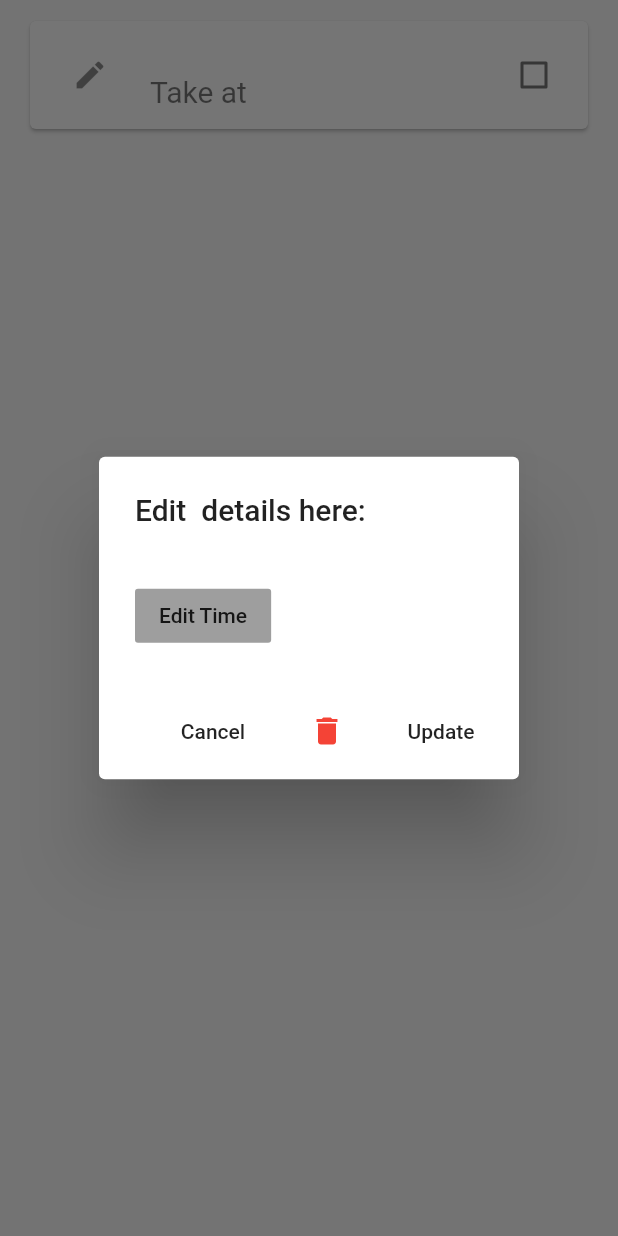
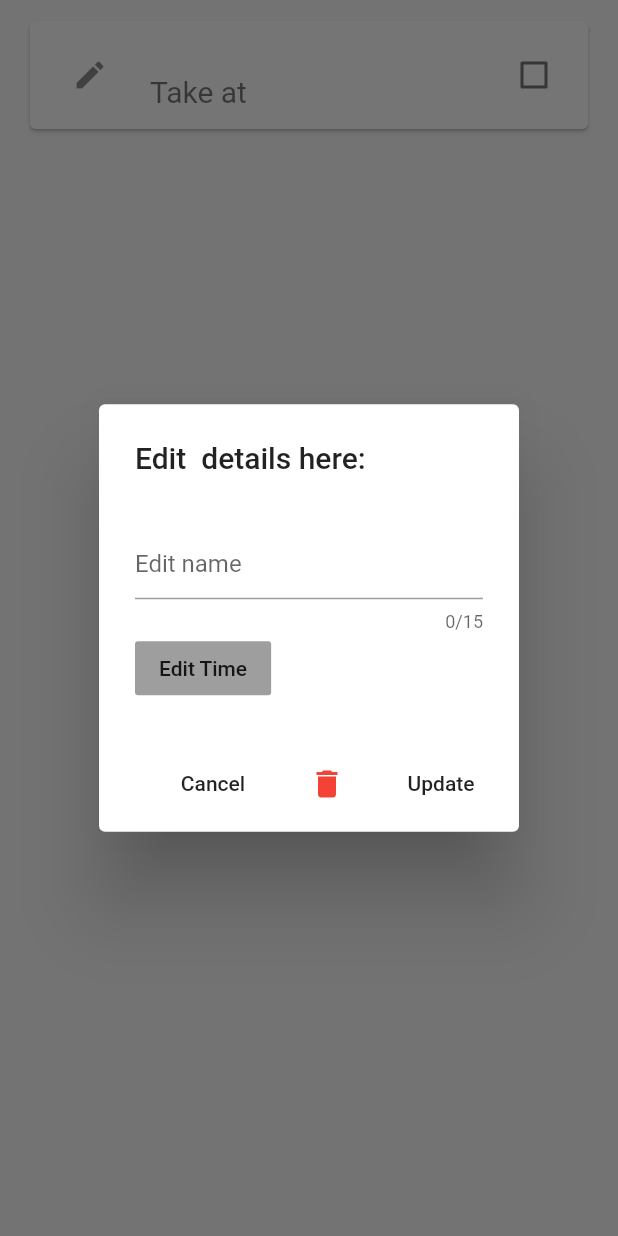
Before and after one commit to cliona-murphy/healthy_app3, a Flutter app: the MedicationTile widget shown alone on an empty page, opened directly with empty values, after a tap on the "edit" icon, on a phone screen of 412 x 824 dp. Run offline on Flutter 3.47's test engine with Material 2 defaults, Android fonts, the phone set to English and light mode, and no system bars; our stand-ins replace charts_flutter, cloud_firestore, firebase_auth, flushbar, flutter_spinkit, font_awesome_flutter and 2 more; missing offline and left inert: cupertino_setting_control; accounts and stored records are empty.

Commit message:
working on allowing update of med name but not fully working

```diff
--- a/lib/screens/medication_tracker_screen/medication_tile.dart
+++ b/lib/screens/medication_tracker_screen/medication_tile.dart
@@ -1,3 +1,4 @@
+import 'package:flutter/services.dart';
 import 'package:healthy_app/models/medication.dart';
 import 'package:flutter/material.dart';
 import 'package:healthy_app/services/database.dart';
@@ -99,11 +100,11 @@ class _MedicationTileState extends State<MedicationTile> {
     Widget continueButton = FlatButton(
         child: Text("Confirm"),
         onPressed:  () {
-         // if (medName == ""){
+         if (medName == ""){
             updateTime(timeString);
-          //} else {
-           // updateDetails(widget.medication.medicineName, medName, timeString);
-          //}
+          } else {
+           updateDetails(widget.medication.medicineName, timeString);
+          }
           Navigator.pop(context);
         }
     );
@@ -132,11 +133,23 @@ class _MedicationTileState extends State<MedicationTile> {
       return AlertDialog(
         title: Text("Edit "+medName+" details here:"),
         content: Container(
-          height: 60,
+          height: 130,
           child : SingleChildScrollView(
             child: Column(
               children: [
                 Padding(padding: EdgeInsets.only(top: 15.0),),
+                Align(
+                  alignment: Alignment.centerLeft,
+                  child: TextField(
+                    controller: nameController,
+                    inputFormatters: [new WhitelistingTextInputFormatter(RegExp("[0-9]")),],
+                    maxLength: 15,
+                    maxLengthEnforced: true,
+                    decoration: InputDecoration(
+                      hintText: "Edit name",
+                    ),
+                  ),
+                ),
                 Align(
                   alignment: Alignment.centerLeft,
                   child: Container(
```
